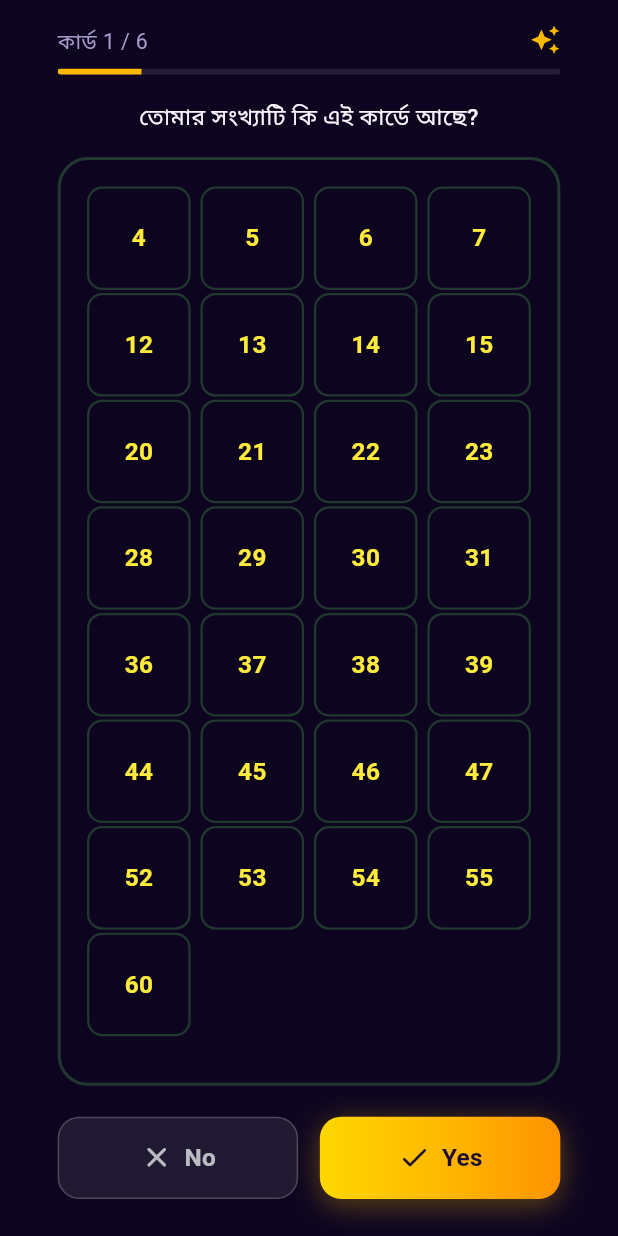
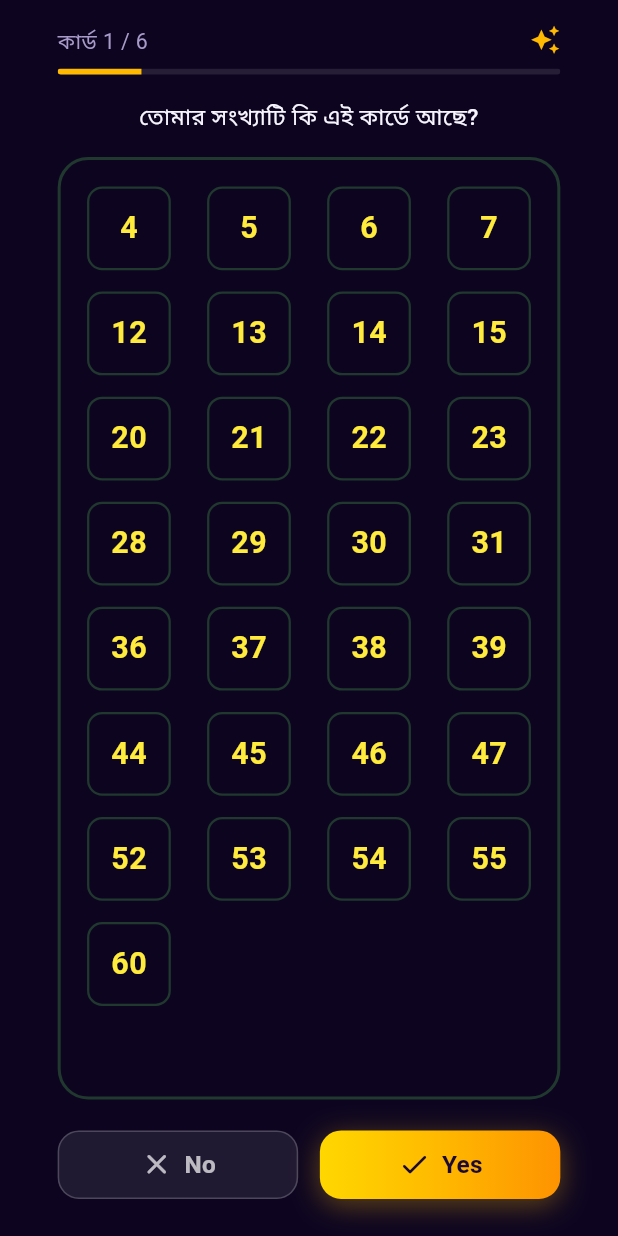
Before and after one commit to Injamam03/magic_app, a Flutter app: the MagicCardScreen screen opened by its route, on a phone screen of 412 x 824 dp. Run offline on Flutter 3.47's test engine with Material 3 defaults, Android fonts, the phone set to English and light mode, and no system bars; our stand-ins replace dio, flutter_screenutil, get, get_storage, pretty_dio_logger; accounts and stored records are empty; Roboto replaces fonts that are missing (SFPro); project files that could hold a hidden picture were left out.

Commit message:
my magic app ready

```diff
--- a/lib/main.dart
+++ b/lib/main.dart
@@ -24,7 +24,7 @@ class MyApp extends StatelessWidget {
       builder: (context, child) => GetMaterialApp(
         debugShowCheckedModeBanner: false,
         title: 'Magic',
-        initialRoute: AppRoutes.magicIntroScreen,
+        initialRoute: AppRoutes.splashScreen,
         getPages: AppRoutesFile.routes,
         defaultTransition: Transition.fadeIn,
         transitionDuration: const Duration(milliseconds: 400),
--- a/lib/screens/homeScreen/magicScreen/magic_card_screen.dart
+++ b/lib/screens/homeScreen/magicScreen/magic_card_screen.dart
@@ -95,8 +95,8 @@ class MagicCardScreen extends StatelessWidget {
                         physics: const NeverScrollableScrollPhysics(),
                         gridDelegate: SliverGridDelegateWithFixedCrossAxisCount(
                           crossAxisCount: 4,
-                          crossAxisSpacing: 6.w,
-                          mainAxisSpacing: 2.h,
+                          crossAxisSpacing: 22.w,
+                          mainAxisSpacing: 14.h,
                           childAspectRatio: 1,
                         ),
                         itemCount: cardNumbers.length,
@@ -128,7 +128,7 @@ class MagicCardScreen extends StatelessWidget {
                               '$num',
                               style: TextStyle(
                                 color: const Color(0xFFFFEB3B),
-                                fontSize: 16.sp,
+                                fontSize: 20.sp,
                                 fontWeight: FontWeight.bold,
                               ),
                             ),
@@ -148,7 +148,7 @@ class MagicCardScreen extends StatelessWidget {
                         child: GestureDetector(
                           onTap: controller.onNo,
                           child: Container(
-                            height: 54.h,
+                            height: 45.h,
                             decoration: BoxDecoration(
                               color: Colors.white.withValues(alpha: 0.08),
                               borderRadius: BorderRadius.circular(14.r),
@@ -187,7 +187,7 @@ class MagicCardScreen extends StatelessWidget {
                         child: GestureDetector(
                           onTap: controller.onYes,
                           child: Container(
-                            height: 54.h,
+                            height: 45.h,
                             decoration: BoxDecoration(
                               gradient: const LinearGradient(
                                 colors: [
```
Also changed, not shown: lib/screens/baseScreen/splashScreen/splashScreen.dart (+35 -34 lines), lib/screens/homeScreen/magicScreen/magic_result_screen.dart (+13 -12 lines).
